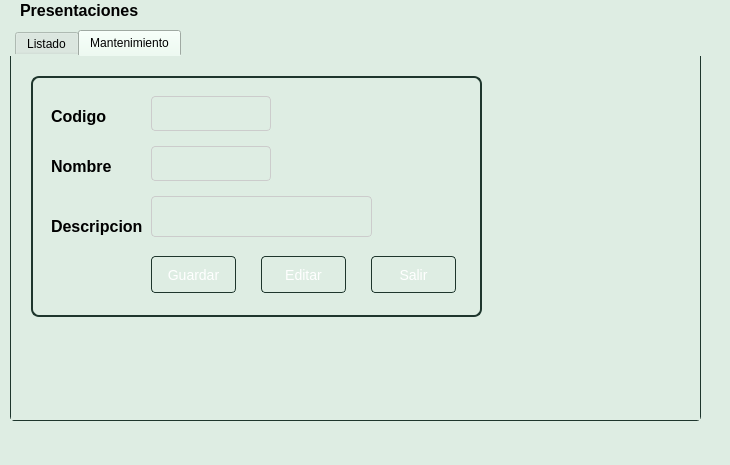
Qt form Sistema de ventas/ui/FrmPresentacion.ui (CodeDrTech/DevelopPython) before a commit.
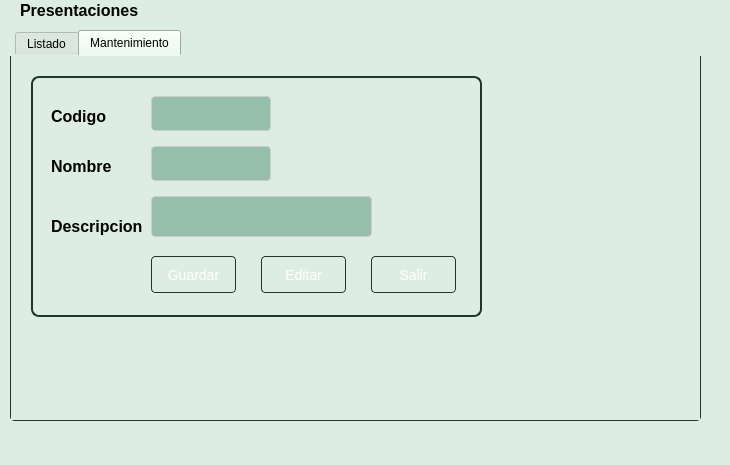
The same form after that commit. The open tabs and pages were chosen to show the change.

Diff of the .ui file:
```diff
--- a/Sistema de ventas/ui/FrmPresentacion.ui
+++ b/Sistema de ventas/ui/FrmPresentacion.ui
@@ -586,7 +586,7 @@
        </property>
        <property name="styleSheet">
         <string notr="true">QLineEdit {
-    background-color: #deede3;
+    background-color: #96bfab;
     border: 1px solid #cccccc;
     padding: 6px;
     border-radius: 4px;
@@ -622,7 +622,7 @@
        </property>
        <property name="styleSheet">
         <string notr="true">QLineEdit {
-    background-color: #deede3;
+    background-color: #96bfab;
     border: 1px solid #cccccc;
     padding: 6px;
     border-radius: 4px;
@@ -655,7 +655,7 @@
        </property>
        <property name="styleSheet">
         <string notr="true">QTextEdit {
-    background-color: #deede3;
+    background-color: #96bfab;
     border: 1px solid #cccccc;
     padding: 6px;
     border-radius: 4px;
```
Left out of the diff: 18 changed lines with no effect on the pictures.
